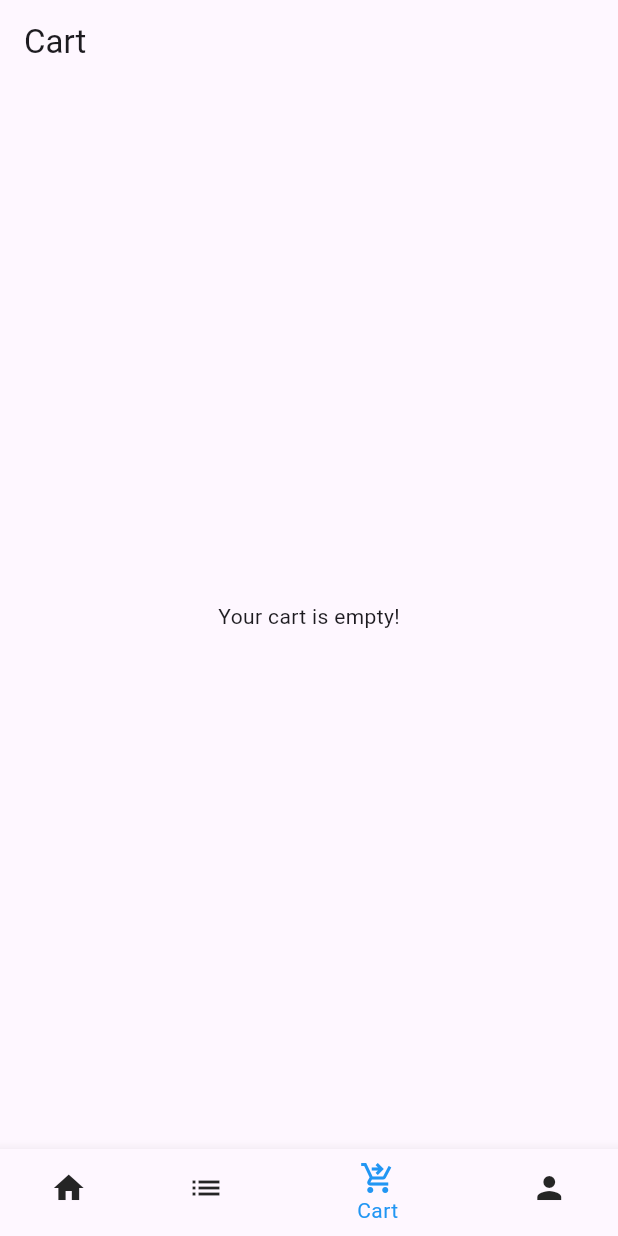
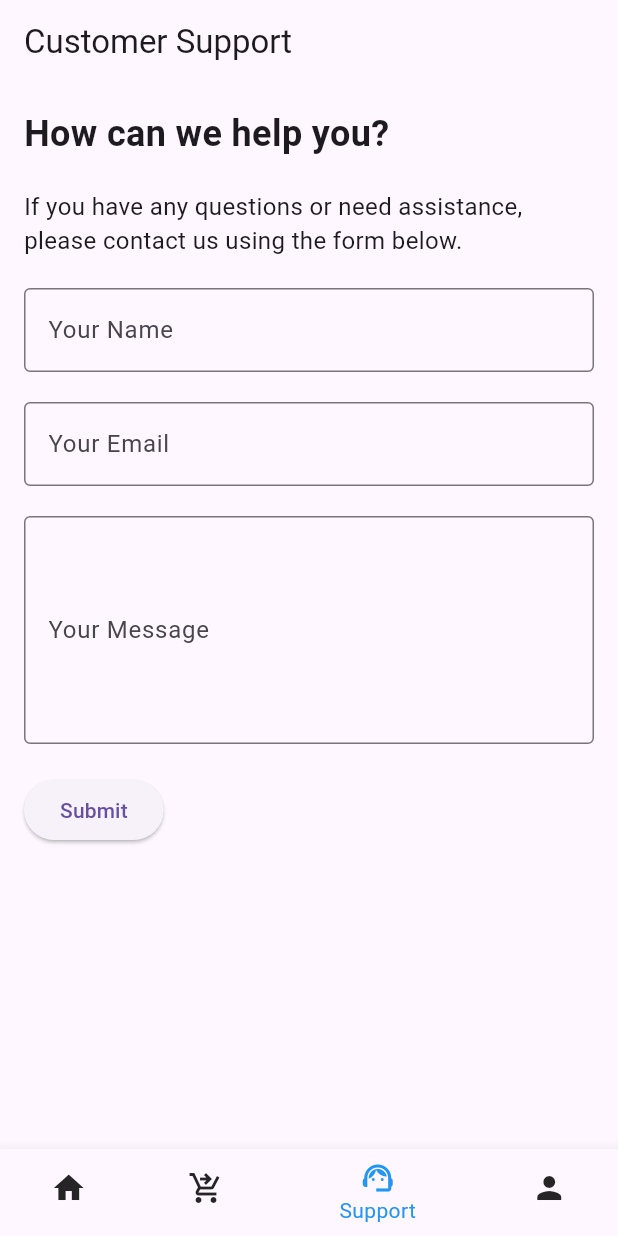
Before and after one commit to CadmiumBeast/quick_shop_customer, a Flutter app: the nav screen opened directly, item 3 of the bottom bar chosen, on a phone screen of 412 x 824 dp. Run offline on Flutter 3.47's test engine with Material 3 defaults, Android fonts, the phone set to English and light mode, and no system bars; our stand-ins replace shared_preferences; accounts and stored records are empty; network calls fail.

Commit message:
Cart enhancement

```diff
--- a/lib/models/Product.dart
+++ b/lib/models/Product.dart
@@ -5,7 +5,7 @@ class Product {
   final String size;
   final double price;
   final int stock;
-  final String? image; // Add an optional image property
+  final int quantity;
 
   Product({
     required this.id,
@@ -14,18 +14,19 @@ class Product {
     required this.size,
     required this.price,
     required this.stock,
-    this.image, // Initialize image property
+    required this.quantity,
   });
 
   factory Product.fromJson(Map<String, dynamic> json) {
     return Product(
-      id: json['id'],
-      name: json['name'],
-      color: json['color'],
-      size: json['size'],
-      price: double.parse(json['price'].toString()),
-      stock: json['stock'],
-      image: json['image'] != null ? json['image'] : null, // Handle null image
+      id: json['id'] ?? 0, // Default to 0 if id is null
+      name: json['name'] ?? 'Unknown', // Provide a default value for name
+      color: json['color'] ?? 'N/A', // Default color
+      size: json['size'] ?? 'N/A', // Default size
+      price: double.tryParse(json['price'].toString()) ??
+          0.0, // Default to 0.0 if parsing fails
+      stock: json['stock'] ?? 0, // Default stock to 0
+      quantity: json['quantity'] ?? 1, // Default quantity to 1
     );
   }
 }
--- /dev/null
+++ b/lib/views/customer_support_screen.dart
@@ -0,0 +1,58 @@
+import 'package:flutter/material.dart';
+
+class CustomerSupportScreen extends StatelessWidget {
+  @override
+  Widget build(BuildContext context) {
+    return Scaffold(
+      appBar: AppBar(
+        title: Text('Customer Support'),
+      ),
+      body: Padding(
+        padding: const EdgeInsets.all(16.0),
+        child: Column(
+          crossAxisAlignment: CrossAxisAlignment.start,
+          children: [
+            Text(
+              'How can we help you?',
+              style: TextStyle(fontSize: 24, fontWeight: FontWeight.bold),
+            ),
+            SizedBox(height: 20),
+            Text(
+              'If you have any questions or need assistance, please contact us using the form below.',
+              style: TextStyle(fontSize: 16),
+            ),
+            SizedBox(height: 20),
+            TextField(
+              decoration: InputDecoration(
+                labelText: 'Your Name',
+                border: OutlineInputBorder(),
+              ),
+            ),
+            SizedBox(height: 20),
+            TextField(
+              decoration: InputDecoration(
+                labelText: 'Your Email',
+                border: OutlineInputBorder(),
+              ),
+            ),
+            SizedBox(height: 20),
+            TextField(
+              maxLines: 5,
+              decoration: InputDecoration(
+                labelText: 'Your Message',
+                border: OutlineInputBorder(),
+              ),
+            ),
+            SizedBox(height: 20),
+            ElevatedButton(
+              onPressed: () {
+                // Handle form submission
+              },
+              child: Text('Submit'),
+            ),
+          ],
+        ),
+      ),
+    );
+  }
+}
--- a/lib/views/nav.dart
+++ b/lib/views/nav.dart
@@ -1,8 +1,8 @@
 import 'package:flutter/material.dart';
 import 'cart_screen.dart';
-import 'home_content_screen.dart';
 import 'products_screen.dart';
 import 'profile_screen.dart';
+import 'customer_support_screen.dart';
 
 class nav extends StatefulWidget {
   @override
@@ -13,9 +13,11 @@ class _HomeScreenState extends State<nav> {
   int _selectedIndex = 0;
 
   static List<Widget> _screens = <Widget>[
-    HomeContentScreen(),
-    ProductsScreen(),
+    HomeScreen(
+      token: '',
+    ),
     CartScreen(),
+    CustomerSupportScreen(),
     ProfilePage(),
   ];
 
@@ -36,12 +38,12 @@ class _HomeScreenState extends State<nav> {
             label: 'Home',
           ),
           BottomNavigationBarItem(
-            icon: Icon(Icons.list),
-            label: 'Products',
+            icon: Icon(Icons.shopping_cart_checkout),
+            label: 'Cart',
           ),
           BottomNavigationBarItem(
-            icon: Icon(Icons.shopping_cart_checkout),
-            label: 'Cart',
+            icon: Icon(Icons.support_agent),
+            label: 'Support',
           ),
           BottomNavigationBarItem(
             icon: Icon(Icons.person),
```
Also changed, not shown: lib/models/CartItem.dart (+23 -1 lines), lib/services/api_service.dart (+41 -28 lines), lib/views/add_to_cart_screen.dart (+21 -6 lines), lib/views/cart_screen.dart (+102 -4 lines), lib/views/home_content_screen.dart (deleted, +0 -10 lines), lib/views/products_screen.dart (+13 -6 lines).
